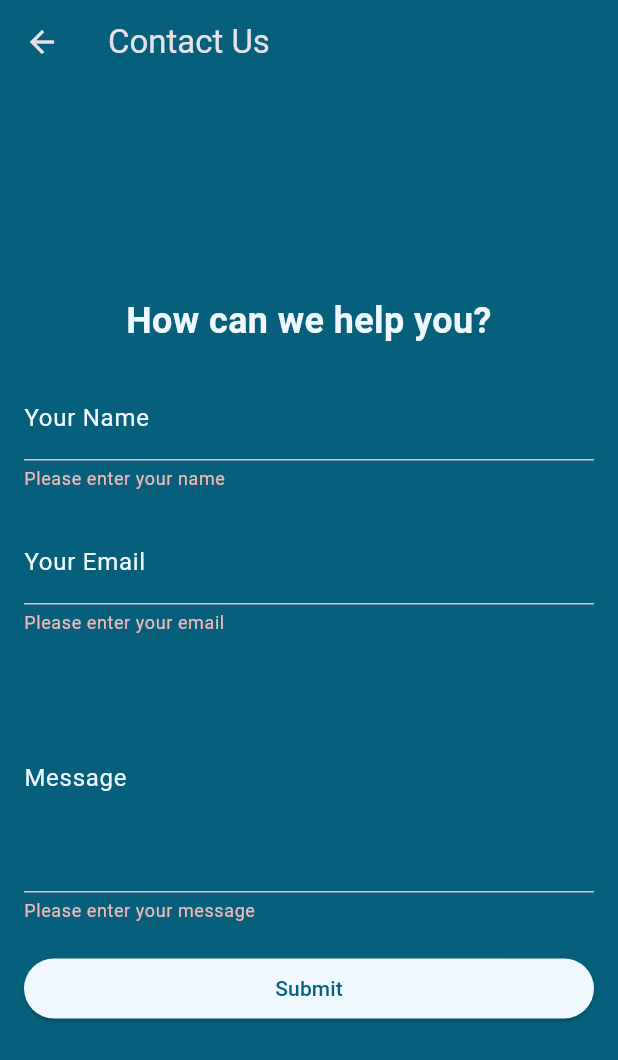
After one commit to Graduation-team1/knee-app, a Flutter app: the ContactUsPage screen opened by its route, after a tap on "Submit", on a phone screen of 412 x 824 dp. The commit adds this screen. Shown: the top 1060 px of the screen. Run offline on Flutter 3.47's test engine with Material 3 defaults, Android fonts, the phone set to English and light mode, and no system bars; our stand-ins replace cloud_firestore, firebase_auth, firebase_core, flare_flutter, flutter_local_notifications, flutter_rating_bar and 10 more; missing offline and left inert: dialog_flowtter; accounts and stored records are empty; project files that could hold a hidden picture were left out.

Commit message:
logic of contact us

```diff
--- a/lib/bottomNavbar.dart
+++ b/lib/bottomNavbar.dart
@@ -146,6 +146,7 @@ import 'package:flutter/material.dart';
 import 'package:knee_app/bottomnavclipper.dart';
 import 'package:knee_app/chat.dart';
 import 'package:knee_app/constants.dart';
+import 'package:knee_app/contacts.dart';
 import 'package:knee_app/exercise.dart';
 import 'package:knee_app/help.dart';
 import 'package:knee_app/osteroNutrition.dart';
@@ -272,7 +273,6 @@ class _BottomNavBarState extends State<BottomNavBar> {
             ),
           ),
         ),
-
       )
           : SizedBox(),
 
@@ -299,6 +299,10 @@ class _BottomNavBarState extends State<BottomNavBar> {
                   _selectedIndex = -1;
                   _showBottomNavBar = true; // Show the bottom nav bar
                   return OsteoarthritisPage();
+                case '/contacts':
+                  _selectedIndex = -1;
+                  _showBottomNavBar = true; // Show the bottom nav bar
+                  return ContactUsPage();
                 default:
                   return screens[_selectedIndex];
               }
--- /dev/null
+++ b/lib/contacts.dart
@@ -0,0 +1,178 @@
+// TODO Implement this library.
+import 'package:flutter/material.dart';
+import 'package:fluttertoast/fluttertoast.dart';
+import 'package:knee_app/constants.dart';
+
+class ContactUsPage extends StatefulWidget {
+  @override
+  _ContactUsPageState createState() => _ContactUsPageState();
+}
+
+class _ContactUsPageState extends State<ContactUsPage> {
+  final GlobalKey<FormState> _formKey = GlobalKey<FormState>();
+  TextEditingController _nameController = TextEditingController();
+  TextEditingController _emailController = TextEditingController();
+  TextEditingController _messageController = TextEditingController();
+  bool _isLoading = false;
+
+  @override
+  void dispose() {
+    // Clean up the controllers when the widget is disposed.
+    _nameController.dispose();
+    _emailController.dispose();
+    _messageController.dispose();
+    super.dispose();
+  }
+
+  void _submitForm() async {
+    if (_formKey.currentState!.validate()) {
+      setState(() {
+        _isLoading = true;
+      });
+
+      // Simulating an asynchronous task with a delay
+      await Future.delayed(Duration(seconds: 2));
+
+      // Clear text controllers
+      _nameController.clear();
+      _emailController.clear();
+      _messageController.clear();
+
+      // Hide loading indicator
+      setState(() {
+        _isLoading = false;
+      });
+
+      // Show toast message
+      Fluttertoast.showToast(
+        msg: 'Thank you for reaching out! Your message has been sent successfully.',
+        toastLength: Toast.LENGTH_SHORT,
+        gravity: ToastGravity.BOTTOM,
+        backgroundColor: kPrimaryColor,
+        textColor: kScaffoldColor,
+      );
+    }
+  }
+
+  @override
+  Widget build(BuildContext context) {
+    return Scaffold(
+      appBar: AppBar(
+        title: Text('Contact Us'),
+        backgroundColor: kScaffoldColor, // Change to your desired app bar color
+      ),
+      backgroundColor: kScaffoldColor, // Change to your desired background color
+      body: Center(
+        child: SingleChildScrollView(
+          child: Padding(
+            padding: const EdgeInsets.all(16.0),
+            child: Column(
+              mainAxisAlignment: MainAxisAlignment.center,
+              crossAxisAlignment: CrossAxisAlignment.stretch,
+              children: [
+                Text(
+                  'How can we help you?',
+                  style: TextStyle(
+                    fontSize: 24,
+                    fontWeight: FontWeight.bold,
+                    color: kPrimaryColor,
+                  ),
+                  textAlign: TextAlign.center,
+                ),
+                SizedBox(height: 20),
+                Form(
+                  key: _formKey,
+                  child: Column(
+                    crossAxisAlignment: CrossAxisAlignment.stretch,
+                    children: [
+                      TextFormField(
+                        controller: _nameController,
+                        decoration: InputDecoration(
+                          labelText: 'Your Name',
+                          labelStyle: TextStyle(color: kPrimaryColor),
+                          focusedBorder: OutlineInputBorder(
+                            borderSide: BorderSide(color: kPrimaryColor),
+                          ),
+                          enabledBorder: OutlineInputBorder(
+                            borderSide: BorderSide(color: kPrimaryColor),
+                          ),
+                        ),
+                        style: TextStyle(color: kPrimaryColor),
+                        validator: (value) {
+                          if (value == null || value.isEmpty) {
+                            return 'Please enter your name';
+                          }
+                          return null;
+                        },
+                      ),
+                      SizedBox(height: 20),
+                      TextFormField(
+                        controller: _emailController,
+                        decoration: InputDecoration(
+                          labelText: 'Your Email',
+                          labelStyle: TextStyle(color: kPrimaryColor),
+                          focusedBorder: OutlineInputBorder(
+                            borderSide: BorderSide(color: kPrimaryColor),
+                          ),
+                          enabledBorder: OutlineInputBorder(
+                            borderSide: BorderSide(color: kPrimaryColor),
+                          ),
+                        ),
+                        style: TextStyle(color: kPrimaryColor),
+                        validator: (value) {
+                          if (value == null || value.isEmpty) {
+                            return 'Please enter your email';
+                          }
+                          if (!value.contains('@')) {
+                            return 'Please enter a valid email';
+                          }
+                          return null;
+                        },
+                      ),
+                      SizedBox(height: 20),
+                      TextFormField(
+                        controller: _messageController,
+                        decoration: InputDecoration(
+                          labelText: 'Message',
+                          labelStyle: TextStyle(color: kPrimaryColor),
+                          focusedBorder: OutlineInputBorder(
+                            borderSide: BorderSide(color: kPrimaryColor),
+                          ),
+                          enabledBorder: OutlineInputBorder(
+                            borderSide: BorderSide(color: kPrimaryColor),
+                          ),
+                        ),
+                        style: TextStyle(color: kPrimaryColor),
+                        maxLines: 5,
+                        validator: (value) {
+                          if (value == null || value.isEmpty) {
+                            return 'Please enter your message';
+                          }
+                          return null;
+                        },
+                      ),
+                      SizedBox(height: 20),
+                      ElevatedButton(
+                        onPressed: _isLoading ? null : _submitForm,
+                        style: ButtonStyle(
+                          backgroundColor: MaterialStateProperty.all<Color>(
+                            _isLoading ? kPrimaryColor : kPrimaryColor,
+                          ),
+                        ),
+                        child: _isLoading
+                            ? CircularProgressIndicator(
+                          valueColor: AlwaysStoppedAnimation<Color>(kScaffoldColor),
+                        )
+                            : Text('Submit', style: TextStyle(color: kScaffoldColor)),
+                      ),
+                    ],
+                  ),
+                ),
+              ],
+            ),
+          ),
+        ),
+      ),
+    );
+  }
+}
--- a/lib/main.dart
+++ b/lib/main.dart
@@ -1,18 +1,23 @@
 import 'package:firebase_auth/firebase_auth.dart';
 import 'package:flutter/material.dart';
 import 'package:knee_app/bottomNavbar.dart';
+import 'package:knee_app/contacts.dart';
 import 'package:knee_app/exercise.dart';
+import 'package:knee_app/forget_password.dart';
 import 'package:knee_app/global_bloc.dart';
 import 'package:knee_app/help.dart';
 import 'package:knee_app/osteroNutrition.dart';
 import 'package:knee_app/pages/home_page.dart';
+
 import 'package:knee_app/radiology.dart';
 import 'package:knee_app/rating_bar.dart';
+import 'package:knee_app/report_page.dart';
 import 'package:knee_app/sign_in_page.dart';
 import 'package:knee_app/x_rays_page.dart';
 import 'package:provider/provider.dart';
 import 'package:sizer/sizer.dart';
 import 'constants.dart';
+
 import 'splash_screen.dart';
 import 'sign_up_page.dart';
 import 'chat.dart';
@@ -74,9 +79,12 @@ class _MyAppState extends State<MyApp> {
             '/help': (context) => const Help(),
             '/rating': (context) => RatingPage(),
             '/exercise': (context) => ExercisePage(),
-            '/xray':(context) => XRaysPage(),
-            '/osteroNutrition':(context) => OsteoarthritisPage(),
+            '/xray': (context) => XRaysPage(),
+            '/contacts': (context) => ContactUsPage(),
+            '/report':(context)=>ForgotPasswordPage(),
+            '/osteroNutrition': (context) => OsteoarthritisPage(),
           },
+
           debugShowCheckedModeBanner: false,
           home: StreamBuilder<User?>(
             stream: FirebaseAuth.instance.authStateChanges(),
--- a/lib/navbar.dart
+++ b/lib/navbar.dart
@@ -7,6 +7,7 @@ import 'package:flutter/material.dart';
 import 'package:flutter/services.dart';
 import 'package:fluttertoast/fluttertoast.dart';
 import 'package:image_picker/image_picker.dart';
+import 'package:knee_app/contacts.dart';
 import 'package:knee_app/exercise.dart';
 import 'package:knee_app/help.dart';
 import 'package:knee_app/lottie.dart';
@@ -202,6 +203,22 @@ class _NavBarState extends State<NavBar> {
                 child: Column(
                   crossAxisAlignment: CrossAxisAlignment.stretch,
                   children: <Widget>[
+                    ListTile(
+                      leading: Icon(Icons.contact_mail_outlined, color: Colors.black, size: 20),
+                      minVerticalPadding: 1,
+                      title: Text(
+                        'Contact Us',
+                        style: TextStyle(color: Color(0xFF06607B), fontSize: 13),
+                      ),
+                      onTap: () {
+                        print('ListTile tapped');
+                        Navigator.pop(context);
+                        print('Drawer closed');
+                        Navigator.pushNamed(context, '/contacts');
+                        print('Navigation to /contacts initiated');
+                      },
+                    ),
+                    Divider(height: 0, color: Colors.grey,indent: 30,endIndent: 30,),
                     ListTile(
                       visualDensity: VisualDensity(vertical: -4),
                       leading: Icon(Icons.logout, color: Colors.black, size: 20),
```
Also changed, not shown: pubspec.lock. Lines whose indentation alone changed are shown as unchanged.
